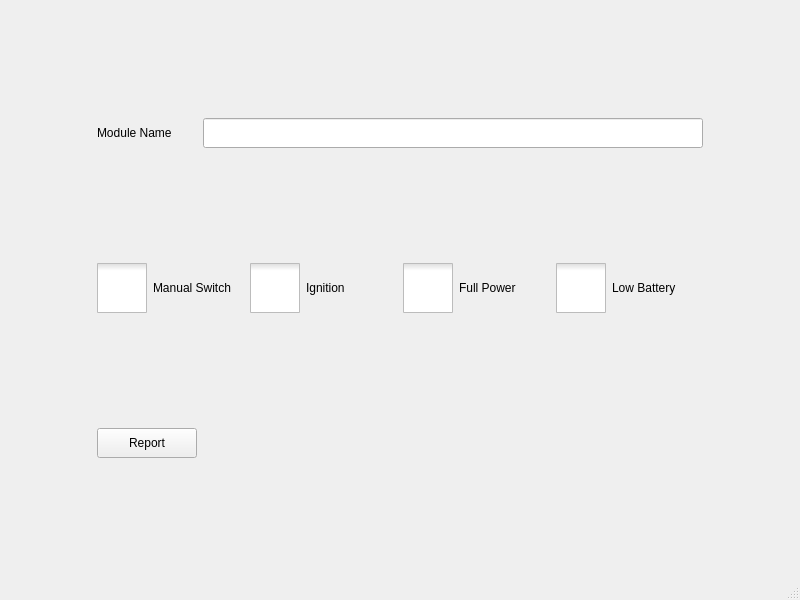
Before: the Qt Designer form wind.ui in labLeMans/LabToolsPowerConsumptionApp, drawn with Qt 5.
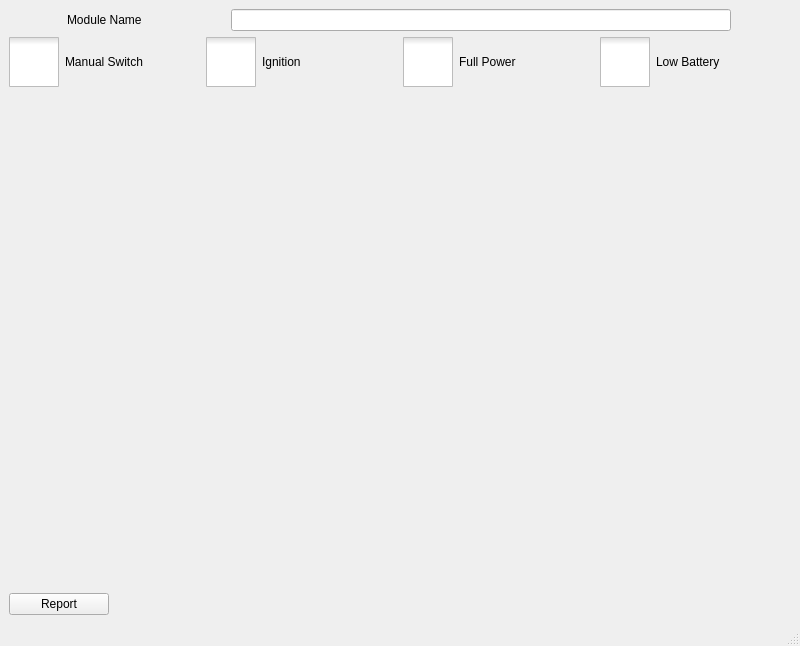
After: the same form once the commit is applied. Icons and pictures are not drawn.

Diff of the .ui file:
```diff
--- a/wind.ui
+++ b/wind.ui
@@ -15,6 +15,23 @@
   </property>
   <widget class="QWidget" name="centralwidget">
    <layout class="QGridLayout" name="gridLayout">
+    <item row="5" column="0">
+     <layout class="QGridLayout" name="gridLayout_2">
+      <item row="0" column="0">
+       <spacer name="horizontalSpacer">
+        <property name="orientation">
+         <enum>Qt::Horizontal</enum>
+        </property>
+        <property name="sizeHint" stdset="0">
+         <size>
+          <width>700</width>
+          <height>500</height>
+         </size>
+        </property>
+       </spacer>
+      </item>
+     </layout>
+    </item>
     <item row="3" column="0">
      <layout class="QHBoxLayout" name="horizontalLayout">
       <item>
```
Left out of the diff: 3 changed lines with no effect on the pictures.
